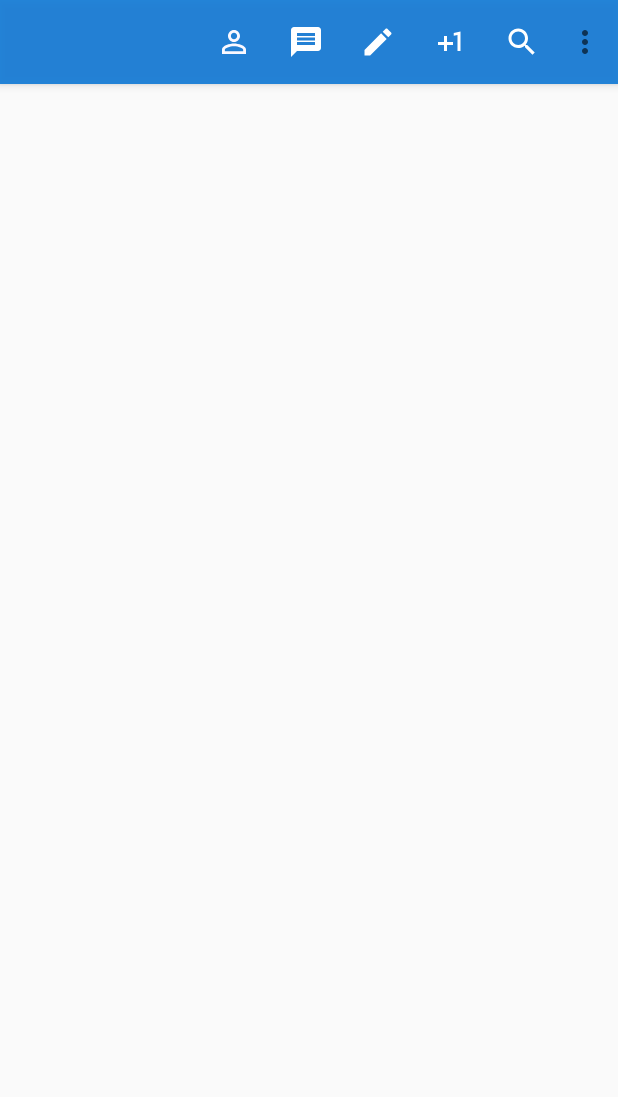
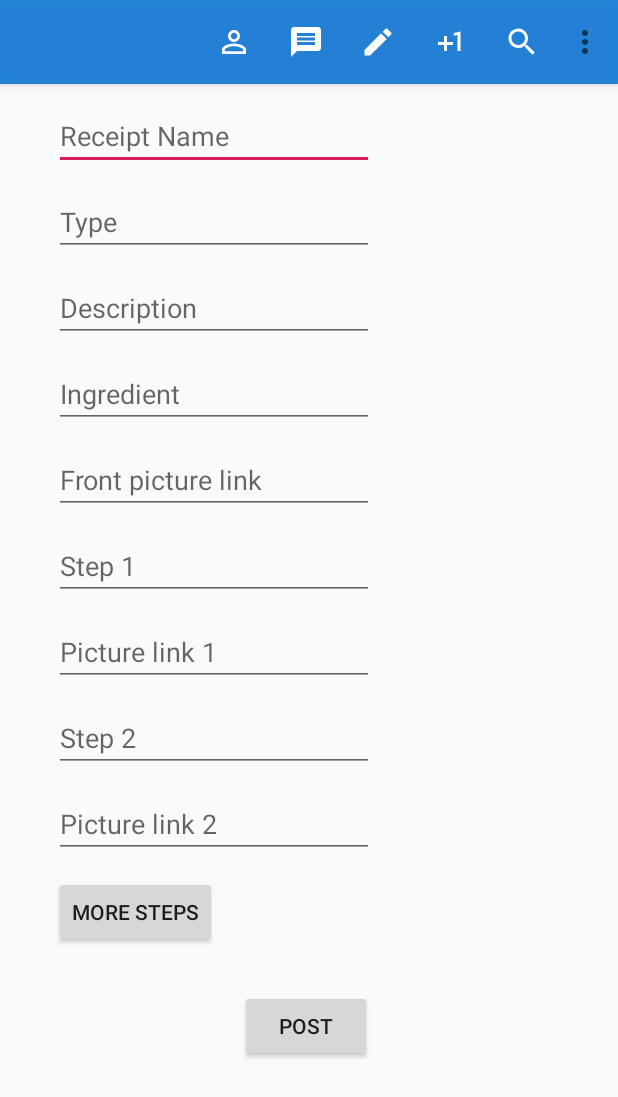
Before and after one commit to GokuSonic/Recipe-Sharing-App, an Android app: the PostActivity screen opened directly, with no data from a screen before it, on a phone screen of 412 x 824 dp. Shown: the top 1097 px of the screen. Run offline under Robolectric (Android 15) with nearby library versions, the phone set to English and light mode, and no system bars.

Commit message:
Add features

```diff
--- a/app/src/main/res/layout/activity_post.xml
+++ b/app/src/main/res/layout/activity_post.xml
@@ -26,4 +26,143 @@
         </androidx.appcompat.widget.Toolbar>
 
     </com.google.android.material.appbar.AppBarLayout>
+
+
+    <EditText
+        android:id="@+id/pName"
+        android:layout_width="wrap_content"
+        android:layout_height="wrap_content"
+        android:layout_marginStart="36dp"
+        android:layout_marginTop="12dp"
+        android:ems="10"
+        android:gravity="start|top"
+        android:hint="Receipt Name"
+        android:inputType="textMultiLine"
+        app:layout_constraintStart_toStartOf="parent"
+        app:layout_constraintTop_toBottomOf="@+id/appBarLayout" />
+
+    <EditText
+        android:id="@+id/pType"
+        android:layout_width="wrap_content"
+        android:layout_height="wrap_content"
+        android:layout_marginStart="36dp"
+        android:layout_marginTop="12dp"
+        android:ems="10"
+        android:gravity="start|top"
+        android:hint="Type"
+        android:inputType="textMultiLine"
+        app:layout_constraintStart_toStartOf="parent"
+        app:layout_constraintTop_toBottomOf="@+id/pName" />
+
+    <EditText
+        android:id="@+id/pDescription"
+        android:layout_width="wrap_content"
+        android:layout_height="wrap_content"
+        android:layout_marginStart="36dp"
+        android:layout_marginTop="12dp"
+        android:ems="10"
+        android:gravity="start|top"
+        android:hint="Description"
+        android:inputType="textMultiLine"
+        app:layout_constraintStart_toStartOf="parent"
+        app:layout_constraintTop_toBottomOf="@+id/pType" />
+
+
+    <EditText
+        android:id="@+id/pIngredient"
+        android:layout_width="wrap_content"
+        android:layout_height="wrap_content"
+        android:layout_marginStart="36dp"
+        android:layout_marginTop="12dp"
+        android:ems="10"
+        android:gravity="start|top"
+        android:hint="Ingredient"
+        android:inputType="textMultiLine"
+        app:layout_constraintStart_toStartOf="parent"
+        app:layout_constraintTop_toBottomOf="@+id/pDescription" />
+    <EditText
+        android:id="@+id/pFrontLink"
+        android:layout_width="wrap_content"
+        android:layout_height="wrap_content"
+        android:layout_marginStart="36dp"
+        android:layout_marginTop="12dp"
+        android:ems="10"
+        android:gravity="start|top"
+        android:hint="Front picture link"
+        android:inputType="textMultiLine"
+        app:layout_constraintStart_toStartOf="parent"
+        app:layout_constraintTop_toBottomOf="@+id/pIngredient" />
+
+    <EditText
+        android:id="@+id/pStep1"
+        android:layout_width="wrap_content"
+        android:layout_height="wrap_content"
+        android:layout_marginStart="36dp"
+        android:layout_marginTop="12dp"
+        android:ems="10"
+        android:gravity="start|top"
+        android:hint="Step 1"
+        android:inputType="textMultiLine"
+        app:layout_constraintStart_toStartOf="parent"
+        app:layout_constraintTop_toBottomOf="@+id/pFrontLink" />
+
+    <EditText
+        android:id="@+id/pStep1Link"
+        android:layout_width="wrap_content"
+        android:layout_height="wrap_content"
+        android:layout_marginStart="36dp"
+        android:layout_marginTop="12dp"
+        android:ems="10"
+        android:gravity="start|top"
+        android:hint="Picture link 1"
+        android:inputType="textMultiLine"
+        app:layout_constraintStart_toStartOf="parent"
+        app:layout_constraintTop_toBottomOf="@+id/pStep1" />
+
+    <EditText
+        android:id="@+id/pStep2"
+        android:layout_width="wrap_content"
+        android:layout_height="wrap_content"
+        android:layout_marginStart="36dp"
+        android:layout_marginTop="12dp"
+        android:ems="10"
+        android:gravity="start|top"
+        android:hint="Step 2"
+        android:inputType="textMultiLine"
+        app:layout_constraintStart_toStartOf="parent"
+        app:layout_constraintTop_toBottomOf="@+id/pStep1Link" />
+
+    <EditText
+        android:id="@+id/pStep2Link"
+        android:layout_width="wrap_content"
+        android:layout_height="wrap_content"
+        android:layout_marginStart="36dp"
+        android:layout_marginTop="12dp"
+        android:ems="10"
+        android:gravity="start|top"
+        android:hint="Picture link 2"
+        android:inputType="textMultiLine"
+        app:layout_constraintStart_toStartOf="parent"
+        app:layout_constraintTop_toBottomOf="@+id/pStep2" />
+
+    <Button
+        android:id="@+id/pSteps"
+        android:layout_width="wrap_content"
+        android:layout_height="wrap_content"
+        android:layout_marginStart="36dp"
+        android:layout_marginTop="12dp"
+        android:text="More steps"
+        app:layout_constraintStart_toStartOf="parent"
+        app:layout_constraintTop_toBottomOf="@+id/pStep2Link" />
+
+    <Button
+        android:id="@+id/pPost"
+        android:layout_width="wrap_content"
+        android:layout_height="wrap_content"
+        android:layout_marginStart="160dp"
+        android:layout_marginTop="28dp"
+        android:text="Post"
+        app:layout_constraintStart_toStartOf="parent"
+        app:layout_constraintTop_toBottomOf="@+id/pSteps" />
+
 </androidx.constraintlayout.widget.ConstraintLayout>
```
